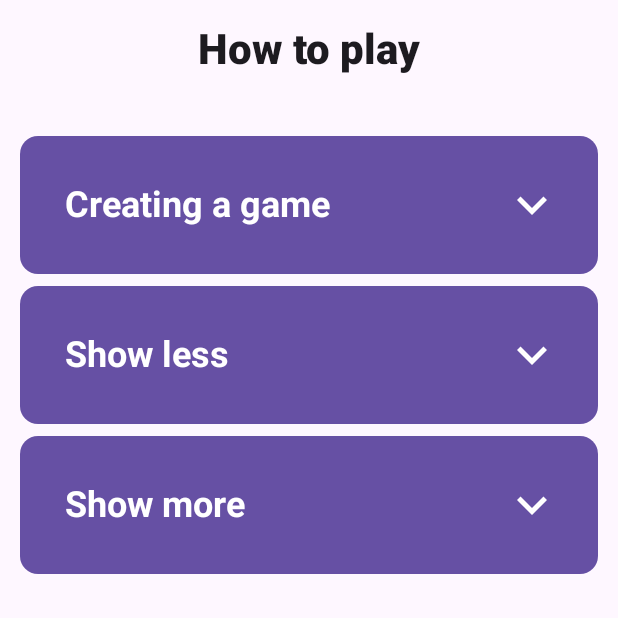
After one commit to thorsjur/tdt4240-sketchmatch, an Android app built with Jetpack Compose: the composable HelpScreen shown on its own in the app's theme, on a phone screen of 412 x 824 dp, the top half of it. The commit adds this screen. Run offline under Robolectric (Android 15) with nearby library versions, the light colour scheme and no system bars.

Commit message:
#1 feat: Add help section + skeleton for main menu

```diff
--- a/android/app/build.gradle.kts
+++ b/android/app/build.gradle.kts
@@ -66,6 +66,7 @@ dependencies {
     implementation("androidx.compose.ui:ui-graphics")
     implementation("androidx.compose.ui:ui-tooling-preview")
     implementation("androidx.compose.material3:material3")
+    implementation("androidx.compose.material:material-icons-extended")
     implementation("dev.icerock.moko:socket-io-android:0.4.0")
     testImplementation("junit:junit:4.13.2")
     androidTestImplementation("androidx.test.ext:junit:1.1.5")
--- /dev/null
+++ b/android/app/src/main/java/com/groupfive/sketchmatch/HelpScreen.kt
@@ -0,0 +1,169 @@
+package com.groupfive.sketchmatch
+
+import android.content.res.Configuration
+import androidx.compose.foundation.layout.Arrangement
+import androidx.compose.foundation.layout.Column
+import androidx.compose.foundation.layout.IntrinsicSize
+import androidx.compose.foundation.layout.Row
+import androidx.compose.foundation.layout.fillMaxSize
+import androidx.compose.foundation.layout.fillMaxWidth
+import androidx.compose.foundation.layout.height
+import androidx.compose.foundation.layout.padding
+import androidx.compose.foundation.layout.size
+import androidx.compose.foundation.layout.wrapContentHeight
+import androidx.compose.foundation.lazy.LazyColumn
+import androidx.compose.foundation.lazy.items
+import androidx.compose.material.icons.Icons
+import androidx.compose.material.icons.filled.ExpandLess
+import androidx.compose.material.icons.filled.ExpandMore
+import androidx.compose.material3.Card
+import androidx.compose.material3.CardDefaults
+import androidx.compose.material3.Icon
+import androidx.compose.material3.IconButton
+import androidx.compose.material3.MaterialTheme
+import androidx.compose.material3.Text
+import androidx.compose.runtime.Composable
+import androidx.compose.runtime.getValue
+import androidx.compose.runtime.mutableStateOf
+import androidx.compose.runtime.saveable.rememberSaveable
+import androidx.compose.runtime.setValue
+import androidx.compose.ui.Alignment
+import androidx.compose.ui.Modifier
+import androidx.compose.ui.res.stringResource
+import androidx.compose.ui.text.ParagraphStyle
+import androidx.compose.ui.text.buildAnnotatedString
+import androidx.compose.ui.text.font.FontWeight
+import androidx.compose.ui.text.style.TextIndent
+import androidx.compose.ui.text.withStyle
+import androidx.compose.ui.tooling.preview.Preview
+import androidx.compose.ui.unit.dp
+import androidx.compose.ui.unit.sp
+import com.groupfive.sketchmatch.ui.theme.SketchmatchTheme
+
+
+@Composable
+fun HelpScreen(modifier: Modifier = Modifier) {
+
+    val desc1 = arrayOf(stringResource(R.string.desc1_1), stringResource(R.string.desc1_2), stringResource(R.string.desc1_3), stringResource(R.string.desc1_4), stringResource(R.string.desc1_5))
+    val desc2 = arrayOf(stringResource(R.string.desc2_1), stringResource(R.string.desc2_2), stringResource(R.string.desc2_3))
+    val desc3 = arrayOf(stringResource(R.string.desc3_1), stringResource(R.string.desc3_2), stringResource(R.string.desc3_3), stringResource(R.string.desc3_4), stringResource(R.string.desc3_5), stringResource(R.string.desc3_6), stringResource(R.string.desc3_7), stringResource(R.string.desc3_8), stringResource(R.string.desc3_9), stringResource(R.string.desc3_10), stringResource(R.string.desc3_11))
+
+    val card1 = arrayOf(stringResource(R.string.creating_a_game_title), desc1)
+    val card2 = arrayOf(stringResource(R.string.joining_a_game_title), desc2)
+    val card3 = arrayOf(stringResource(R.string.how_to_play_title), desc3)
+    val cardList = arrayOf(card1, card2, card3)
+
+    Column(modifier = modifier
+                        .fillMaxSize()
+                        .padding(5.dp),
+        verticalArrangement = Arrangement.Top,
+        horizontalAlignment = Alignment.CenterHorizontally) {
+        Column(Modifier.weight(1f)) {
+            Text(
+                text = "How to play",
+                modifier = Modifier.padding(10.dp),
+                style = MaterialTheme.typography.headlineMedium.copy(
+                    fontWeight = FontWeight.ExtraBold
+                )
+            )
+        }
+
+        LazyColumn(
+            modifier = modifier
+                .weight(9f)
+                .fillMaxSize(),
+            horizontalAlignment = Alignment.Start
+        ) {
+            items(items = cardList) { card ->
+
+                val title = card[0] as String
+
+                @Suppress("UNCHECKED_CAST")
+                val description = card[1] as Array<String>
+
+                Card(
+                    colors = CardDefaults.cardColors(
+                        containerColor = MaterialTheme.colorScheme.primary
+                    ),
+                    modifier = modifier.padding(vertical = 4.dp, horizontal = 8.dp)
+                        .height(IntrinsicSize.Min)
+                        .wrapContentHeight()
+                ) {
+
+                    HelpCardContent(title, description)
+                }
+            }
+        }
+    }
+}
+
+@Composable
+fun HelpCardContent(title: String, description: Array<String>, modifier: Modifier = Modifier) {
+    var expanded by rememberSaveable { mutableStateOf(false) }
+
+    Row(
+        modifier = Modifier
+            .padding(10.dp)
+    ) {
+        Column(
+            modifier = Modifier
+                .weight(1f)
+                .padding(10.dp)
+        ) {
+
+            Row(verticalAlignment = Alignment.CenterVertically,
+                horizontalArrangement = Arrangement.SpaceBetween,
+                modifier = Modifier.fillMaxWidth()){
+                Text(
+                    text = title,
+                    style = MaterialTheme.typography.headlineSmall.copy(
+                        fontWeight = FontWeight.Bold
+                    ), modifier = Modifier.padding(10.dp)
+                )
+
+                IconButton(
+                    onClick = { expanded = !expanded }) {
+                    Icon(
+                        modifier = Modifier.size(230.dp),
+                        imageVector = if (expanded) Icons.Filled.ExpandLess else Icons.Filled.ExpandMore,
+                        contentDescription = if (expanded) {
+                            stringResource(R.string.show_less)
+                        } else {
+                            stringResource(R.string.show_more)
+                        }
+                    )
+                }
+
+            }
+            if (expanded) {
+                NumberedList(description)
+            }
+        }
+    }
+}
+
+@Composable
+fun NumberedList(textList: Array<String>) {
+    val paragraphStyle = ParagraphStyle(textIndent = TextIndent(restLine = 22.sp))
+
+    Text(
+        buildAnnotatedString {
+            textList.forEach {
+                withStyle(style = paragraphStyle) {
+                    append("${textList.indexOf(it) + 1}.")
+                    append("\t\t")
+                    append(it)
+                }
+            }
+        }
+    )
+}
+
+@Preview(showBackground = true, widthDp = 360, uiMode = Configuration.UI_MODE_NIGHT_YES)
+@Preview(showBackground = true, widthDp = 360)
+@Composable
+fun HelpScreenPreview() {
+    SketchmatchTheme {
+        HelpScreen()
+    }
+}
--- a/android/app/src/main/java/com/groupfive/sketchmatch/ui/theme/Theme.kt
+++ b/android/app/src/main/java/com/groupfive/sketchmatch/ui/theme/Theme.kt
@@ -41,7 +41,7 @@ private val LightColorScheme = lightColorScheme(
 fun SketchmatchTheme(
     darkTheme: Boolean = isSystemInDarkTheme(),
     // Dynamic color is available on Android 12+
-    dynamicColor: Boolean = true,
+    dynamicColor: Boolean = false,
     content: @Composable () -> Unit
 ) {
     val colorScheme = when {
--- a/android/app/src/main/res/values/strings.xml
+++ b/android/app/src/main/res/values/strings.xml
@@ -1,3 +1,27 @@
 <resources>
     <string name="app_name">sketchmatch</string>
+    <string name="show_less">Show less</string>
+    <string name="show_more">Show more</string>
+    <string name="creating_a_game_title">Creating a game</string>
+    <string name="joining_a_game_title">Show less</string>
+    <string name="how_to_play_title">Show more</string>
+    <string name="desc1_1">Click on the \'Create Game\' button from the main menu</string>
+    <string name="desc1_2">Choose a name for your game</string>
+    <string name="desc1_3">Confirm your choices by pressing the \'Create Game\' button</string>
+    <string name="desc1_4">After being transferred to the game lobby, you\'ll see a code at the top off the screen.</string>
+    <string name="desc1_5">Share this code with the people you want to play with.</string>
+    <string name="desc2_1">Click on the \'Join Game\' button from the main menu</string>
+    <string name="desc2_2">Input the game code you got from the host of the game you want to join</string>
+    <string name="desc2_3">Join the game by pressing the \'Join Game\' button</string>
+    <string name="desc3_1">Wait for all player slots to be filled to start the game</string>
+    <string name="desc3_2">Each round, players will be assigned as drawers or guessers</string>
+    <string name="desc3_3">If you\'re a drawer, choose a word or phrase to draw from three options, each with different difficulty levels (easy, medium, hard). Drawers earn points each time a guesser guesses correctly, with harder words earning more points. A countdown from 3 will signal the start of the round after the word is chosen.</string>
+    <string name="desc3_4">During the round, each player gets one turn to draw</string>
+    <string name="desc3_5">Use the pencil and eraser to draw if you\'re the drawer</string>
+    <string name="desc3_6">Guessers input their guesses in a text field to guess the word being drawn. Guessers earn more points the earlier they guess correctly in the turn</string>
+    <string name="desc3_7">Each turn lasts for 1 minute, displayed at the top of the screen</string>
+    <string name="desc3_8">After a turn, players are directed back to their roles (drawer or guesser) for the next round</string>
+    <string name="desc3_9">After all players have drawn once, a high score list displays ranking each player by points</string>
+    <string name="desc3_10">After 5 seconds, the next round automatically begins</string>
+    <string name="desc3_11">After three rounds, the player with the most points is declared the winner</string>
 </resources>
```
Also changed, not shown: android/app/src/main/java/com/groupfive/sketchmatch/MainActivity.kt (+4 -20 lines), android/app/src/main/java/com/groupfive/sketchmatch/MainMenuScreen.kt (added, +95 -0 lines).
